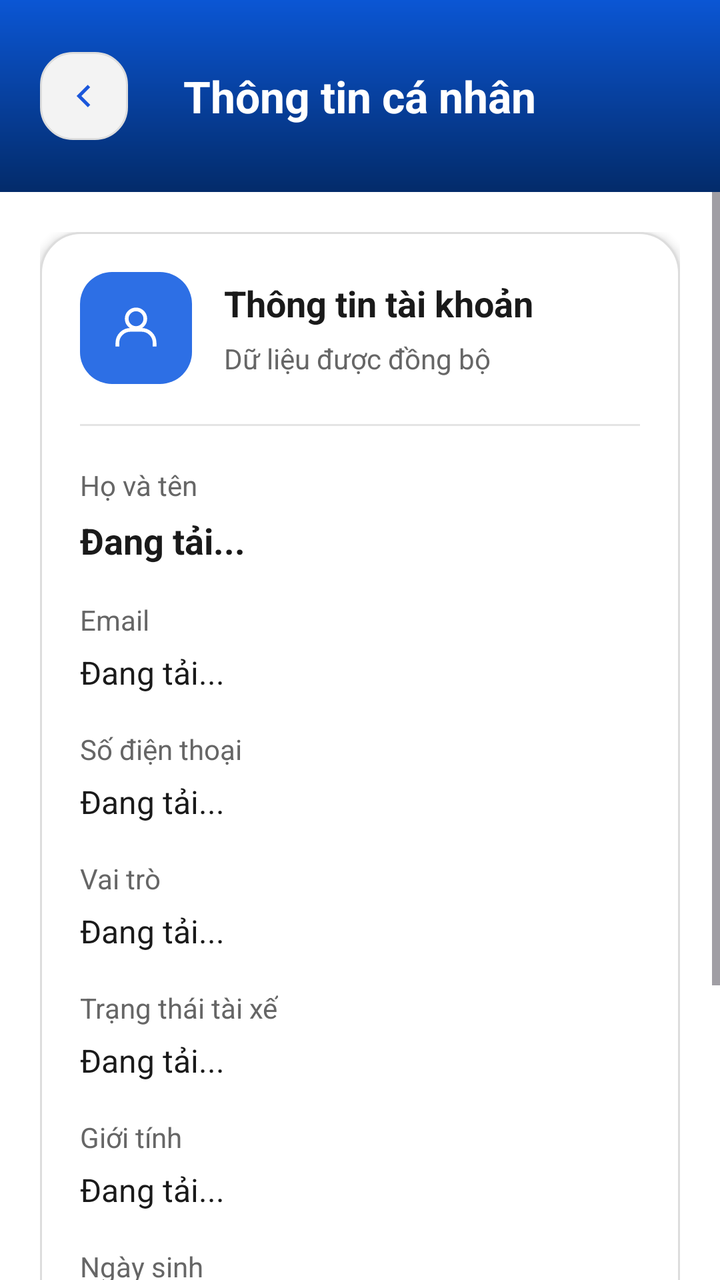
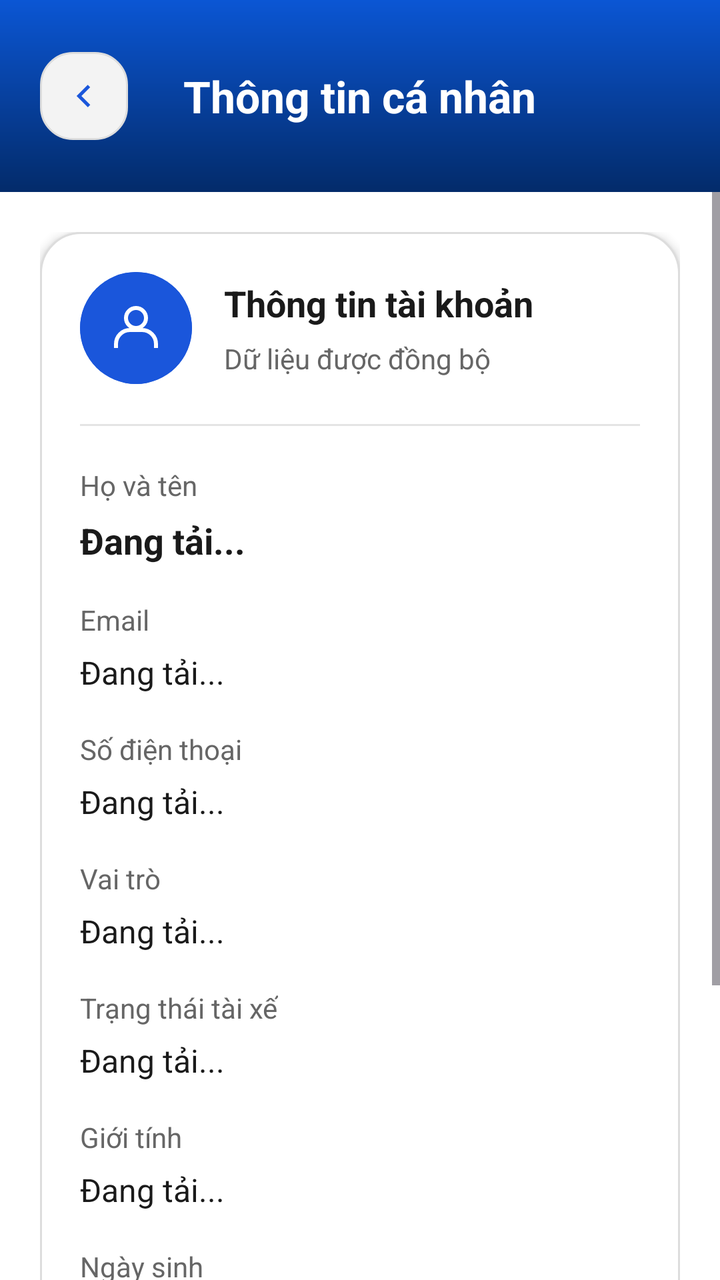

Compare the two renders of this Android layout. The source of the first and the diff that turns it into the second are given below.
<!-- AndroidManifest.xml: application theme Theme.Movify -->
<!-- res/layout/activity_personal_info.xml -->
<?xml version="1.0" encoding="utf-8"?>
<LinearLayout xmlns:android="http://schemas.android.com/apk/res/android"
    xmlns:app="http://schemas.android.com/apk/res-auto"
    android:layout_width="match_parent"
    android:layout_height="match_parent"
    android:background="@color/white"
    android:orientation="vertical">

    <RelativeLayout
        android:layout_width="match_parent"
        android:layout_height="96dp"
        android:background="@drawable/bg_primary"
        android:paddingStart="20dp"
        android:paddingTop="20dp"
        android:paddingEnd="20dp"
        android:paddingBottom="20dp">

        <ImageView
            android:id="@+id/ivBack"
            android:layout_width="44dp"
            android:layout_height="44dp"
            android:layout_centerVertical="true"
            android:background="@drawable/bg_input"
            android:padding="12dp"
            android:rotation="180"
            android:src="@drawable/ic_arrow"
            app:tint="@color/primary" />

        <TextView
            android:layout_width="wrap_content"
            android:layout_height="wrap_content"
            android:layout_centerInParent="true"
            android:text="@string/profile_title"
            android:textColor="@color/white"
            android:textSize="22sp"
            android:textStyle="bold" />
    </RelativeLayout>

    <ScrollView
        android:layout_width="match_parent"
        android:layout_height="match_parent"
        android:fillViewport="true">

        <LinearLayout
            android:layout_width="match_parent"
            android:layout_height="wrap_content"
            android:orientation="vertical"
            android:padding="20dp">

            <LinearLayout
                android:layout_width="match_parent"
                android:layout_height="wrap_content"
                android:background="@drawable/bg_card_large"
                android:elevation="3dp"
                android:orientation="vertical"
                android:padding="20dp">

                <LinearLayout
                    android:layout_width="match_parent"
                    android:layout_height="wrap_content"
                    android:gravity="center_vertical"
                    android:orientation="horizontal">

                    <FrameLayout
                        android:layout_width="56dp"
                        android:layout_height="56dp"
                        android:background="@drawable/bg_icon_blue_soft">

                        <ImageView
                            android:id="@+id/ivAvatar"
                            android:layout_width="26dp"
                            android:layout_height="26dp"
                            android:layout_gravity="center"
                            android:scaleType="centerInside"
                            android:src="@drawable/ic_user"
                            app:tint="@color/white" />
                    </FrameLayout>

                    <LinearLayout
                        android:layout_width="0dp"
                        android:layout_height="wrap_content"
                        android:layout_marginStart="16dp"
                        android:layout_weight="1"
                        android:orientation="vertical">

                        <TextView
                            android:layout_width="wrap_content"
                            android:layout_height="wrap_content"
                            android:text="@string/account_info"
                            android:textColor="@color/text_secondary"
                            android:textSize="18sp"
                            android:textStyle="bold" />

                        <TextView
                            android:layout_width="wrap_content"
                            android:layout_height="wrap_content"
                            android:layout_marginTop="6dp"
                            android:text="@string/account_synced_data"
                            android:textColor="@color/text_hint"
                            android:textSize="14sp" />
                    </LinearLayout>
                </LinearLayout>

                <View
                    android:layout_width="match_parent"
                    android:layout_height="1dp"
                    android:layout_marginTop="20dp"
                    android:layout_marginBottom="20dp"
                    android:background="@color/gray" />

                <TextView
                    android:layout_width="wrap_content"
                    android:layout_height="wrap_content"
                    android:text="@string/full_name_label"
                    android:textColor="@color/text_hint"
                    android:textSize="14sp" />

                <TextView
                    android:id="@+id/tvFullNameValue"
                    android:layout_width="match_parent"
                    android:layout_height="wrap_content"
                    android:layout_marginTop="6dp"
                    android:text="@string/loading_dots"
                    android:textColor="@color/text_secondary"
                    android:textSize="18sp"
                    android:textStyle="bold" />

                <TextView
                    android:layout_width="wrap_content"
                    android:layout_height="wrap_content"
                    android:layout_marginTop="18dp"
                    android:text="@string/email"
                    android:textColor="@color/text_hint"
                    android:textSize="14sp" />

                <TextView
                    android:id="@+id/tvEmailValue"
                    android:layout_width="match_parent"
                    android:layout_height="wrap_content"
                    android:layout_marginTop="6dp"
                    android:text="@string/loading_dots"
                    android:textColor="@color/text_secondary"
                    android:textSize="16sp" />

                <TextView
                    android:layout_width="wrap_content"
                    android:layout_height="wrap_content"
                    android:layout_marginTop="18dp"
                    android:text="@string/phone_number_label"
                    android:textColor="@color/text_hint"
                    android:textSize="14sp" />

                <TextView
                    android:id="@+id/tvPhoneValue"
                    android:layout_width="match_parent"
                    android:layout_height="wrap_content"
                    android:layout_marginTop="6dp"
                    android:text="@string/loading_dots"
                    android:textColor="@color/text_secondary"
                    android:textSize="16sp" />

                <TextView
                    android:layout_width="wrap_content"
                    android:layout_height="wrap_content"
                    android:layout_marginTop="18dp"
                    android:text="@string/role_label"
                    android:textColor="@color/text_hint"
                    android:textSize="14sp" />

                <TextView
                    android:id="@+id/tvRoleValue"
                    android:layout_width="match_parent"
                    android:layout_height="wrap_content"
                    android:layout_marginTop="6dp"
                    android:text="@string/loading_dots"
                    android:textColor="@color/text_secondary"
                    android:textSize="16sp" />

                <TextView
                    android:layout_width="wrap_content"
                    android:layout_height="wrap_content"
                    android:layout_marginTop="18dp"
                    android:text="@string/driver_status_label"
                    android:textColor="@color/text_hint"
                    android:textSize="14sp" />

                <TextView
                    android:id="@+id/tvDriverStatusValue"
                    android:layout_width="match_parent"
                    android:layout_height="wrap_content"
                    android:layout_marginTop="6dp"
                    android:text="@string/loading_dots"
                    android:textColor="@color/text_secondary"
                    android:textSize="16sp" />

                <TextView
                    android:layout_width="wrap_content"
                    android:layout_height="wrap_content"
                    android:layout_marginTop="18dp"
                    android:text="@string/gender_label"
                    android:textColor="@color/text_hint"
                    android:textSize="14sp" />

                <TextView
                    android:id="@+id/tvGenderValue"
                    android:layout_width="match_parent"
                    android:layout_height="wrap_content"
                    android:layout_marginTop="6dp"
                    android:text="@string/loading_dots"
                    android:textColor="@color/text_secondary"
                    android:textSize="16sp" />

                <TextView
                    android:layout_width="wrap_content"
                    android:layout_height="wrap_content"
                    android:layout_marginTop="18dp"
                    android:text="@string/date_of_birth_label"
                    android:textColor="@color/text_hint"
                    android:textSize="14sp" />

                <TextView
                    android:id="@+id/tvDateOfBirthValue"
                    android:layout_width="match_parent"
                    android:layout_height="wrap_content"
                    android:layout_marginTop="6dp"
                    android:text="@string/loading_dots"
                    android:textColor="@color/text_secondary"
                    android:textSize="16sp" />

                <TextView
                    android:id="@+id/btnEditProfile"
                    android:layout_width="wrap_content"
                    android:layout_height="48dp"
                    android:layout_marginTop="24dp"
                    android:background="@drawable/bg_button"
                    android:gravity="center"
                    android:minWidth="170dp"
                    android:paddingStart="24dp"
                    android:paddingEnd="24dp"
                    android:text="@string/edit_profile"
                    android:textColor="@color/white"
                    android:textSize="16sp"
                    android:textStyle="bold" />

                <TextView
                    android:id="@+id/btnBecomeDriver"
                    android:layout_width="wrap_content"
                    android:layout_height="48dp"
                    android:layout_marginTop="12dp"
                    android:background="@drawable/bg_input"
                    android:gravity="center"
                    android:minWidth="190dp"
                    android:paddingStart="24dp"
                    android:paddingEnd="24dp"
                    android:text="@string/become_driver"
                    android:textColor="@color/primary"
                    android:textSize="16sp"
                    android:textStyle="bold" />
            </LinearLayout>
        </LinearLayout>
    </ScrollView>
</LinearLayout>
<!-- resources referenced by this layout -->
<resources>
  <color name="gray">#E4E4E4</color>
  <color name="primary">#1A56DB</color>
  <color name="text_hint">#666666</color>
  <color name="text_secondary">#1A1A1A</color>
  <color name="white">#FFFFFF</color>
  <!-- drawable bg_card_large (drawable) -->
  <shape xmlns:android="http://schemas.android.com/apk/res/android">
      <solid android:color="@color/white" />
      <corners android:radius="20dp" />
      <stroke
          android:width="1dp"
          android:color="@color/input_stroke" />
  </shape>
  <!-- drawable bg_icon_blue_soft (drawable) -->
  <shape xmlns:android="http://schemas.android.com/apk/res/android">
      <solid android:color="@color/blue_soft" />
      <corners android:radius="16dp" />
  </shape>
  <!-- drawable bg_input (drawable) -->
  <shape xmlns:android="http://schemas.android.com/apk/res/android">
  
      <solid android:color="@color/input_bg"/>
  
      <corners android:radius="@dimen/radius_input"/>
  
      <stroke
          android:width="1dp"
          android:color="@color/input_stroke"/>
  
  </shape>
  <!-- drawable bg_primary (drawable) -->
  <shape xmlns:android="http://schemas.android.com/apk/res/android">
  
      <gradient
          android:angle="270"
          android:startColor="@color/primary_start"
          android:endColor="@color/primary_end"/>
  
  </shape>
  <!-- drawable ic_arrow (drawable) -->
  <vector xmlns:android="http://schemas.android.com/apk/res/android"
      android:width="24dp"
      android:height="24dp"
      android:viewportWidth="24"
      android:viewportHeight="24">
    <path
        android:pathData="M9,18L15,12L9,6"
        android:strokeWidth="2"
        android:fillColor="#00000000"
        android:strokeColor="#0047AB"/>
  </vector>
  <string name="account_info">Thông tin tài khoản</string>
  <string name="account_synced_data">Dữ liệu được đồng bộ</string>
  <string name="become_driver">Trở thành tài xế</string>
  <string name="date_of_birth_label">Ngày sinh</string>
  <string name="driver_status_label">Trạng thái tài xế</string>
  <string name="edit_profile">Chỉnh sửa hồ sơ</string>
  <string name="email">Email</string>
  <string name="full_name_label">Họ và tên</string>
  <string name="gender_label">Giới tính</string>
  <string name="loading_dots">Đang tải...</string>
  <string name="phone_number_label">Số điện thoại</string>
  <string name="profile_title">Thông tin cá nhân</string>
  <string name="role_label">Vai trò</string>
  <style name="Theme.Movify" parent="Base.Theme.Movify" />
  <color name="primary_dark">#0D47A1</color>
  <dimen name="radius_button">20dp</dimen>
  <color name="input_stroke">#DDDDDD</color>
  <color name="blue_soft">#2D6FE5</color>
  <color name="input_bg">#F3F3F3</color>
  <dimen name="radius_input">16dp</dimen>
  <color name="primary_start">#0B56D4</color>
  <color name="primary_end">#032B6A</color>
  <style name="Base.Theme.Movify" parent="Theme.Material3.DayNight.NoActionBar">
          
          <item name="colorPrimary">@color/primary</item>
          <item name="colorPrimaryVariant">@color/primary_dark</item>
          <item name="colorOnPrimary">@color/white</item>
          
          
          <item name="android:statusBarColor">@color/primary_dark</item>
          
          
          <item name="android:windowBackground">@color/bg_light</item>
      </style>
  <color name="bg_light">#FFFFFF</color>
  <!-- unchanged entries left out for length: 2 -->
</resources>

<!-- the commit's change to res/layout/activity_personal_info.xml (unified diff, before → after) -->
@@ -64,14 +64,17 @@
                     <FrameLayout
                         android:layout_width="56dp"
                         android:layout_height="56dp"
-                        android:background="@drawable/bg_icon_blue_soft">
+                        android:background="@drawable/bg_circle_blue">
 
                         <ImageView
                             android:id="@+id/ivAvatar"
-                            android:layout_width="26dp"
-                            android:layout_height="26dp"
+                            android:layout_width="match_parent"
+                            android:layout_height="match_parent"
                             android:layout_gravity="center"
-                            android:scaleType="centerInside"
+                            android:background="@drawable/bg_circle_blue"
+                            android:clipToOutline="true"
+                            android:padding="14dp"
+                            android:scaleType="centerCrop"
                             android:src="@drawable/ic_user"
                             app:tint="@color/white" />
                     </FrameLayout>
<!-- resource entries referenced after the edit -->
@@ -13,10 +13,10 @@
           android:width="1dp"
           android:color="@color/input_stroke" />
   </shape>
-  <!-- drawable bg_icon_blue_soft (drawable) -->
-  <shape xmlns:android="http://schemas.android.com/apk/res/android">
-      <solid android:color="@color/blue_soft" />
-      <corners android:radius="16dp" />
+  <!-- drawable bg_circle_blue (drawable) -->
+  <shape xmlns:android="http://schemas.android.com/apk/res/android"
+      android:shape="oval">
+      <solid android:color="@color/primary" />
   </shape>
   <!-- drawable bg_input (drawable) -->
   <shape xmlns:android="http://schemas.android.com/apk/res/android">
@@ -68,7 +68,6 @@
   <color name="primary_dark">#0D47A1</color>
   <dimen name="radius_button">20dp</dimen>
   <color name="input_stroke">#DDDDDD</color>
-  <color name="blue_soft">#2D6FE5</color>
   <color name="input_bg">#F3F3F3</color>
   <dimen name="radius_input">16dp</dimen>
   <color name="primary_start">#0B56D4</color>
